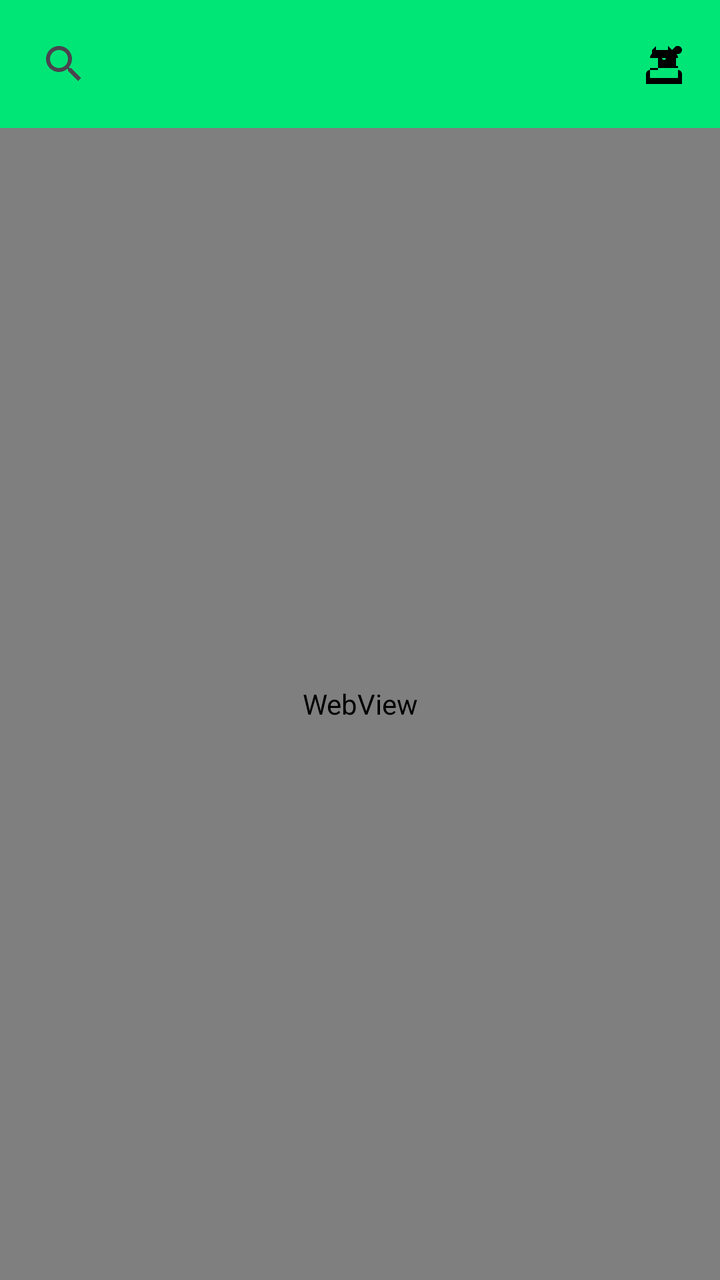
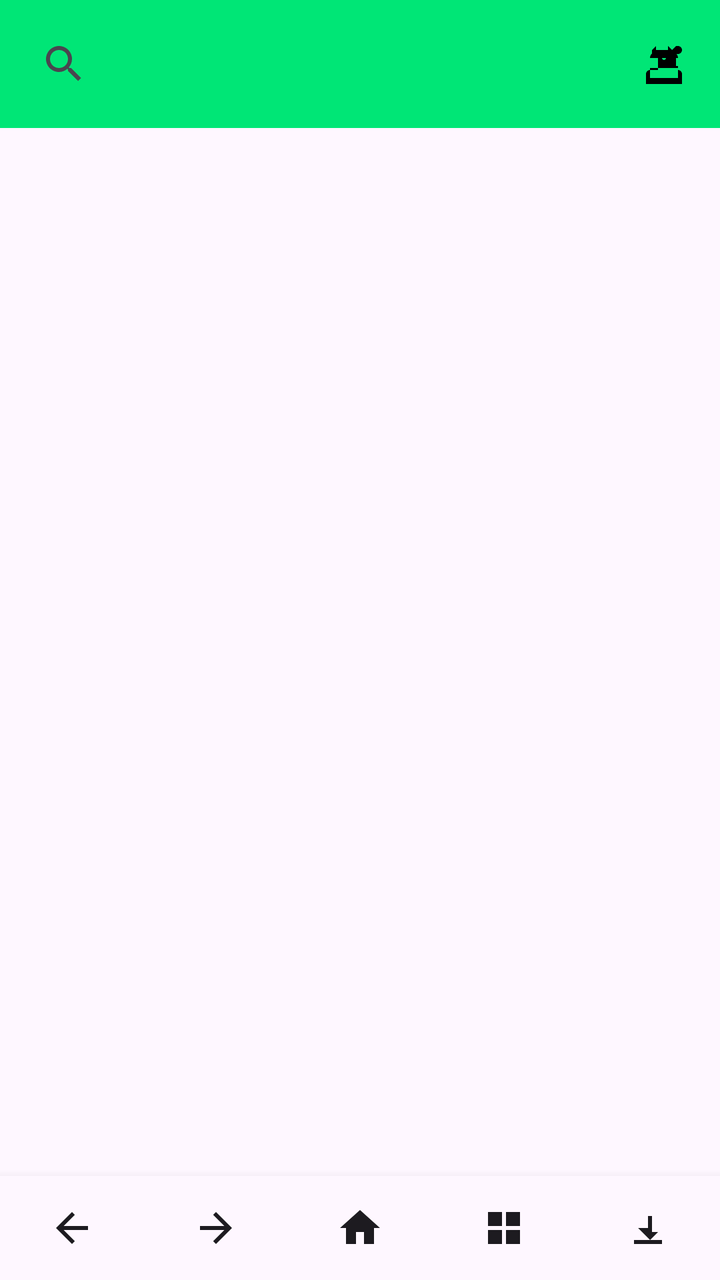

The first picture is an Android layout as it rendered before a commit; the second is the same layout after the commit. The layout source and the unified diff follow.
<!-- AndroidManifest.xml: activity theme Theme.VrVideo.NoActionBar -->
<!-- res/layout/activity_main.xml -->
<?xml version="1.0" encoding="utf-8"?>
<LinearLayout xmlns:android="http://schemas.android.com/apk/res/android"
    android:id="@+id/browserRoot"
    android:layout_width="match_parent"
    android:layout_height="match_parent"
    android:orientation="vertical"
    android:background="?attr/colorSurface">

    
    <LinearLayout
        android:layout_width="match_parent"
        android:layout_height="wrap_content"
        android:orientation="horizontal"
        android:padding="8dp"
        android:background="?attr/colorPrimary">

        <androidx.appcompat.widget.SearchView
            android:id="@+id/searchBox"
            android:layout_width="0dp"
            android:layout_height="wrap_content"
            android:layout_weight="1"
            android:iconifiedByDefault="false"
            android:queryHint="@string/hint_url_or_search"
            android:textColorHint="@color/md_theme_onPrimary" />

        <ImageButton
            android:id="@+id/menuBtn"
            android:layout_width="40dp"
            android:layout_height="40dp"
            android:layout_gravity="center_vertical"
            android:background="?attr/selectableItemBackgroundBorderless"
            android:src="@drawable/ic_menu"
            android:tint="@color/md_theme_onPrimary" />
    </LinearLayout>

    
    <WebView
        android:id="@+id/webView"
        android:layout_width="match_parent"
        android:layout_height="0dp"
        android:layout_weight="1" />

</LinearLayout>
<!-- resources referenced by this layout -->
<resources>
  <color name="md_theme_onPrimary">#000000</color>
  <!-- drawable ic_menu (drawable) -->
  <?xml version="1.0" encoding="utf-8"?>
  <vector xmlns:android="http://schemas.android.com/apk/res/android"
      android:width="24dp"
      android:height="24dp"
      android:viewportWidth="24"
      android:viewportHeight="24">
      <path
          android:fillColor="#FFFFFF"
          android:pathData="M19,13h-1V7h1c1.1,0 2-.9 2-2s-.9-2-2-2h-1V3l-2,2-2-2v2H8V3L6,5 6,7H7c1.1,0 2,.9 2,2v6H5c-1.1,0-2,.9-2,2v5h18v-5c0-1.1-.9-2-2-2zM5,9h14c0-1.66-1.34-3-3-3H8c-1.66,0-3,1.34-3,3v4H5V9zm14,10H5v-5h14v5zm-7-9c-.55,0-1-.45-1-1s.45-1 1-1 1 .45 1 1-.45 1-1 1z"/>
  </vector>
  <string name="hint_url_or_search">Search or enter URL</string>
  <style name="Theme.VrVideo.NoActionBar" parent="Theme.VrVideo">
          <item name="windowActionBar">false</item>
          <item name="windowNoTitle">true</item>
          <item name="android:windowFullscreen">true</item>
      </style>
  <style name="Theme.VrVideo" parent="Theme.Material3.DayNight.NoActionBar">
          <item name="colorPrimary">@color/md_theme_primary</item>
          <item name="colorOnPrimary">@color/md_theme_onPrimary</item>
          <item name="colorSecondary">@color/md_theme_secondary</item>
          <item name="android:windowBackground">@color/md_theme_background</item>
          <item name="android:statusBarColor">?attr/colorPrimary</item>
          <item name="android:navigationBarColor">?attr/colorSurface</item>
          <item name="android:textColorPrimary">?attr/colorOnBackground</item>
          <item name="android:textColorSecondary">?attr/colorOnSurfaceVariant</item>
          <item name="android:forceDarkAllowed">true</item>
      </style>
  <color name="md_theme_primary">#00E676</color>
  <color name="md_theme_secondary">#03DAC6</color>
  <color name="md_theme_background">#121212</color>
</resources>

<!-- the commit's change to res/layout/activity_main.xml (unified diff, before → after) -->
@@ -1,10 +1,28 @@
 <?xml version="1.0" encoding="utf-8"?>
 <LinearLayout xmlns:android="http://schemas.android.com/apk/res/android"
+    xmlns:app="http://schemas.android.com/apk/res-auto"
     android:id="@+id/browserRoot"
     android:layout_width="match_parent"
     android:layout_height="match_parent"
     android:orientation="vertical"
     android:background="?attr/colorSurface">
+
+    
+    <HorizontalScrollView
+        android:id="@+id/tabStrip"
+        android:layout_width="match_parent"
+        android:layout_height="40dp"
+        android:scrollbars="none"
+        android:background="?attr/colorSurface"
+        android:visibility="gone">
+
+        <LinearLayout
+            android:id="@+id/tabStripContainer"
+            android:layout_width="wrap_content"
+            android:layout_height="match_parent"
+            android:orientation="horizontal"
+            android:paddingHorizontal="4dp" />
+    </HorizontalScrollView>
 
     
     <LinearLayout
@@ -30,14 +48,75 @@
             android:layout_gravity="center_vertical"
             android:background="?attr/selectableItemBackgroundBorderless"
             android:src="@drawable/ic_menu"
+            android:contentDescription="@string/action_menu"
             android:tint="@color/md_theme_onPrimary" />
     </LinearLayout>
 
     
-    <WebView
-        android:id="@+id/webView"
+    <FrameLayout
+        android:id="@+id/webViewContainer"
         android:layout_width="match_parent"
         android:layout_height="0dp"
         android:layout_weight="1" />
 
+    
+    <LinearLayout
+        android:id="@+id/bottomBar"
+        android:layout_width="match_parent"
+        android:layout_height="52dp"
+        android:orientation="horizontal"
+        android:background="?attr/colorSurface"
+        android:elevation="8dp">
+
+        <ImageButton
+            android:id="@+id/btnBack"
+            android:layout_width="0dp"
+            android:layout_height="match_parent"
+            android:layout_weight="1"
+            android:background="?attr/selectableItemBackgroundBorderless"
+            android:src="@drawable/ic_back"
+            android:contentDescription="@string/action_back"
+            app:tint="?attr/colorOnSurface" />
+
+        <ImageButton
+            android:id="@+id/btnForward"
+            android:layout_width="0dp"
+            android:layout_height="match_parent"
+            android:layout_weight="1"
+            android:background="?attr/selectableItemBackgroundBorderless"
+            android:src="@drawable/ic_forward"
+            android:contentDescription="@string/action_forward"
+            app:tint="?attr/colorOnSurface" />
+
+        <ImageButton
+            android:id="@+id/btnHome"
+            android:layout_width="0dp"
+            android:layout_height="match_parent"
+            android:layout_weight="1"
+            android:background="?attr/selectableItemBackgroundBorderless"
+            android:src="@drawable/ic_home"
+            android:contentDescription="@string/action_home"
+            app:tint="?attr/colorOnSurface" />
+
+        <ImageButton
+            android:id="@+id/btnTabs"
+            android:layout_width="0dp"
+            android:layout_height="match_parent"
+            android:layout_weight="1"
+            android:background="?attr/selectableItemBackgroundBorderless"
+            android:src="@drawable/ic_tabs"
+            android:contentDescription="@string/action_tabs"
+            app:tint="?attr/colorOnSurface" />
+
+        <ImageButton
+            android:id="@+id/btnDownloads"
+            android:layout_width="0dp"
+            android:layout_height="match_parent"
+            android:layout_weight="1"
+            android:background="?attr/selectableItemBackgroundBorderless"
+            android:src="@drawable/ic_download"
+            android:contentDescription="@string/menu_downloads"
+            app:tint="?attr/colorOnSurface" />
+    </LinearLayout>
+
 </LinearLayout>
<!-- resource entries referenced after the edit -->
@@ -1,6 +1,47 @@
 <!-- resources referenced by this layout -->
 <resources>
   <color name="md_theme_onPrimary">#000000</color>
+  <!-- drawable ic_back (drawable) -->
+  <vector xmlns:android="http://schemas.android.com/apk/res/android"
+      android:width="24dp"
+      android:height="24dp"
+      android:viewportWidth="24"
+      android:viewportHeight="24">
+      <path
+          android:fillColor="#FF000000"
+          android:pathData="M20,11H7.83l5.59,-5.59L12,4l-8,8 8,8 1.41,-1.41L7.83,13H20v-2z" />
+  </vector>
+  <!-- drawable ic_download (drawable) -->
+  <?xml version="1.0" encoding="utf-8"?>
+  <vector xmlns:android="http://schemas.android.com/apk/res/android"
+      android:width="24dp"
+      android:height="24dp"
+      android:viewportWidth="24"
+      android:viewportHeight="24">
+      <path
+          android:fillColor="#FFFFFF"
+          android:pathData="M5,20h14v-2H5v2zm8-2l4-4h-3V6h-2v6H7l5,5z"/>
+  </vector>
+  <!-- drawable ic_forward (drawable) -->
+  <vector xmlns:android="http://schemas.android.com/apk/res/android"
+      android:width="24dp"
+      android:height="24dp"
+      android:viewportWidth="24"
+      android:viewportHeight="24">
+      <path
+          android:fillColor="#FF000000"
+          android:pathData="M4,13h12.17l-5.59,5.59L12,20l8,-8 -8,-8 -1.42,1.41L16.17,11H4v2z" />
+  </vector>
+  <!-- drawable ic_home (drawable) -->
+  <vector xmlns:android="http://schemas.android.com/apk/res/android"
+      android:width="24dp"
+      android:height="24dp"
+      android:viewportWidth="24"
+      android:viewportHeight="24">
+      <path
+          android:fillColor="#FF000000"
+          android:pathData="M10,20v-6h4v6h5v-8h3L12,3 2,12h3v8z" />
+  </vector>
   <!-- drawable ic_menu (drawable) -->
   <?xml version="1.0" encoding="utf-8"?>
   <vector xmlns:android="http://schemas.android.com/apk/res/android"
@@ -12,7 +53,23 @@
           android:fillColor="#FFFFFF"
           android:pathData="M19,13h-1V7h1c1.1,0 2-.9 2-2s-.9-2-2-2h-1V3l-2,2-2-2v2H8V3L6,5 6,7H7c1.1,0 2,.9 2,2v6H5c-1.1,0-2,.9-2,2v5h18v-5c0-1.1-.9-2-2-2zM5,9h14c0-1.66-1.34-3-3-3H8c-1.66,0-3,1.34-3,3v4H5V9zm14,10H5v-5h14v5zm-7-9c-.55,0-1-.45-1-1s.45-1 1-1 1 .45 1 1-.45 1-1 1z"/>
   </vector>
+  <!-- drawable ic_tabs (drawable) -->
+  <vector xmlns:android="http://schemas.android.com/apk/res/android"
+      android:width="24dp"
+      android:height="24dp"
+      android:viewportWidth="24"
+      android:viewportHeight="24">
+      <path
+          android:fillColor="#FF000000"
+          android:pathData="M4,4h7v7H4zM13,4h7v7h-7zM4,13h7v7H4zM13,13h7v7h-7z" />
+  </vector>
+  <string name="action_back">Back</string>
+  <string name="action_forward">Forward</string>
+  <string name="action_home">Home</string>
+  <string name="action_menu">Menu</string>
+  <string name="action_tabs">Tabs</string>
   <string name="hint_url_or_search">Search or enter URL</string>
+  <string name="menu_downloads">Downloads</string>
   <style name="Theme.VrVideo.NoActionBar" parent="Theme.VrVideo">
           <item name="windowActionBar">false</item>
           <item name="windowNoTitle">true</item>
